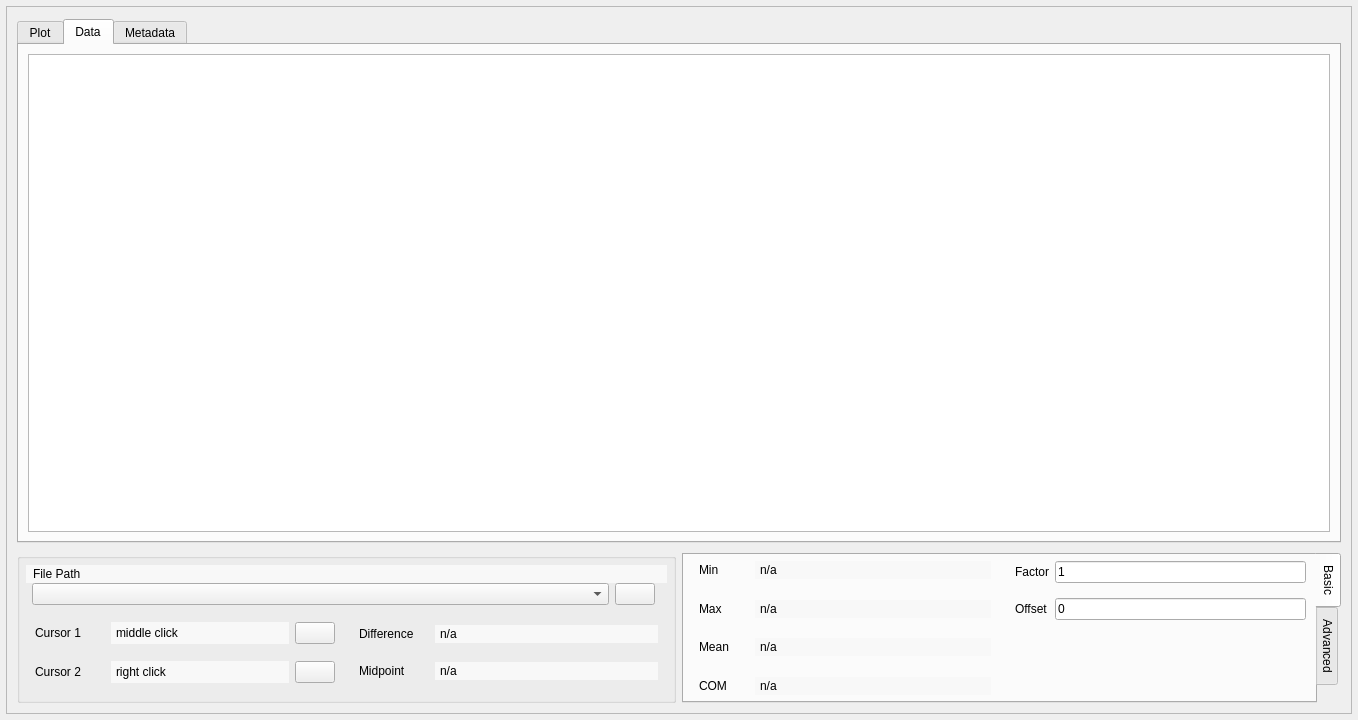
Old version of the form mdaviz/resources/mda_file_viz.ui in the repository BCDA-APS/mdaviz.
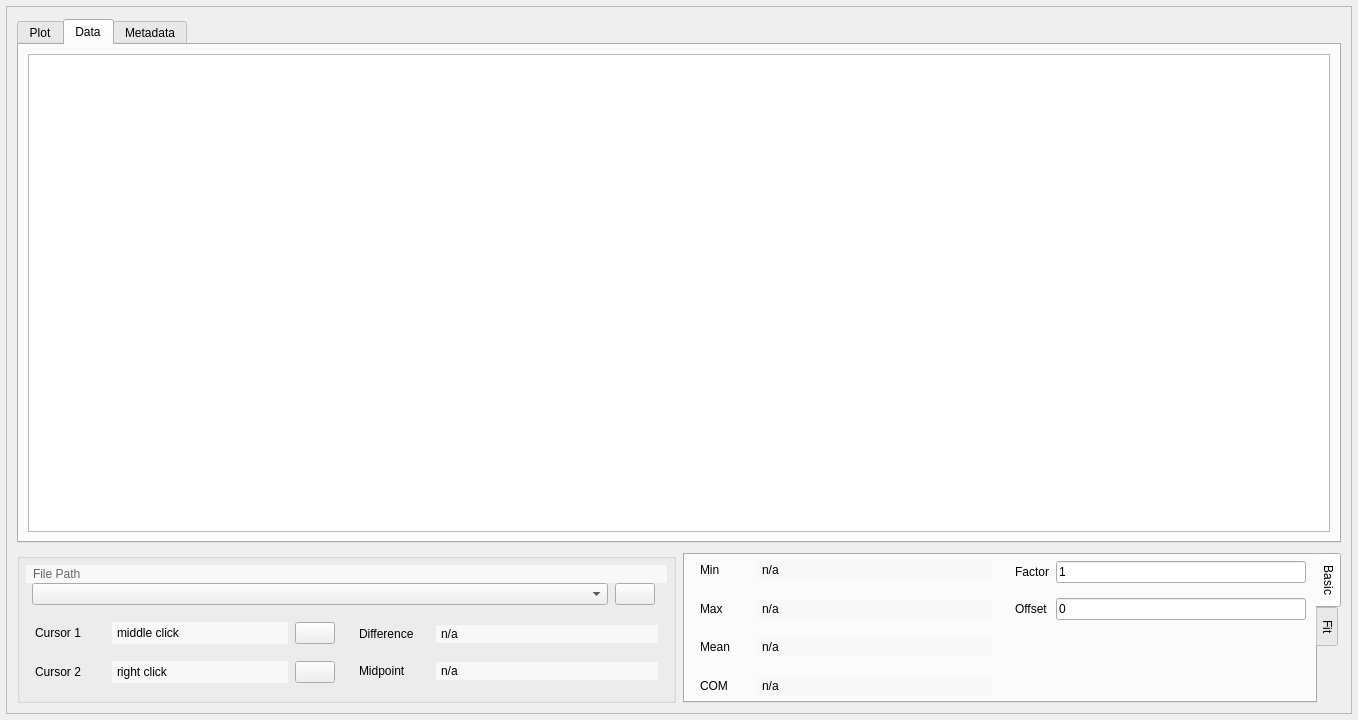
New version of the form. The open tabs and pages were chosen to show the change. Icons and pictures are not drawn.

Commit message: change color and label in UI

```diff
--- a/mdaviz/resources/mda_file_viz.ui
+++ b/mdaviz/resources/mda_file_viz.ui
@@ -15,7 +15,7 @@
   </property>
   <layout class="QVBoxLayout" name="verticalLayout_2">
    <property name="spacing">
-    <number>-1</number>
+    <number>7</number>
    </property>
    <property name="leftMargin">
     <number>6</number>
@@ -65,7 +65,7 @@
        <item>
         <widget class="QTabWidget" name="tabWidget">
          <property name="currentIndex">
-          <number>0</number>
+          <number>1</number>
          </property>
          <widget class="QWidget" name="plotPageMpl">
           <attribute name="title">
@@ -147,7 +147,7 @@
          </property>
          <layout class="QHBoxLayout" name="horizontalLayout">
           <property name="spacing">
-           <number>-1</number>
+           <number>7</number>
           </property>
           <property name="leftMargin">
            <number>0</number>
@@ -204,6 +204,7 @@
     background-color: rgb(248, 248, 248);
     border: none;
     padding: 2px;
+    color: rgb(100, 100, 100); /* Light grey text */
 }</string>
                </property>
                <property name="text">
@@ -230,7 +231,7 @@
                </property>
                <layout class="QHBoxLayout" name="horizontalLayout_1">
                 <property name="spacing">
-                 <number>-1</number>
+                 <number>7</number>
                 </property>
                 <property name="leftMargin">
                  <number>6</number>
@@ -305,7 +306,7 @@
                     <number>0</number>
                    </property>
                    <property name="horizontalSpacing">
-                    <number>-1</number>
+                    <number>7</number>
                    </property>
                    <property name="verticalSpacing">
                     <number>0</number>
@@ -428,7 +429,7 @@
                     <number>0</number>
                    </property>
                    <property name="horizontalSpacing">
-                    <number>-1</number>
+                    <number>7</number>
                    </property>
                    <property name="verticalSpacing">
                     <number>0</number>
@@ -631,7 +632,7 @@
                      <number>0</number>
                     </property>
                     <property name="horizontalSpacing">
-                     <number>-1</number>
+                     <number>7</number>
                     </property>
                     <property name="verticalSpacing">
                      <number>0</number>
@@ -802,7 +803,7 @@
                      <number>0</number>
                     </property>
                     <property name="horizontalSpacing">
-                     <number>-1</number>
+                     <number>7</number>
                     </property>
                     <property name="verticalSpacing">
                      <number>0</number>
@@ -915,7 +916,7 @@
             </widget>
             <widget class="QWidget" name="advancedTab">
              <attribute name="title">
-              <string>Advanced</string>
+              <string>Fit</string>
              </attribute>
              <layout class="QVBoxLayout" name="verticalLayout_1">
               <property name="spacing">
@@ -955,7 +956,7 @@
                      <number>0</number>
                     </property>
                     <property name="horizontalSpacing">
-                     <number>-1</number>
+                     <number>7</number>
                     </property>
                     <property name="verticalSpacing">
                      <number>0</number>
@@ -983,7 +984,7 @@
                      <number>0</number>
                     </property>
                     <property name="horizontalSpacing">
-                     <number>-1</number>
+                     <number>7</number>
                     </property>
                     <property name="verticalSpacing">
                      <number>0</number>
```
